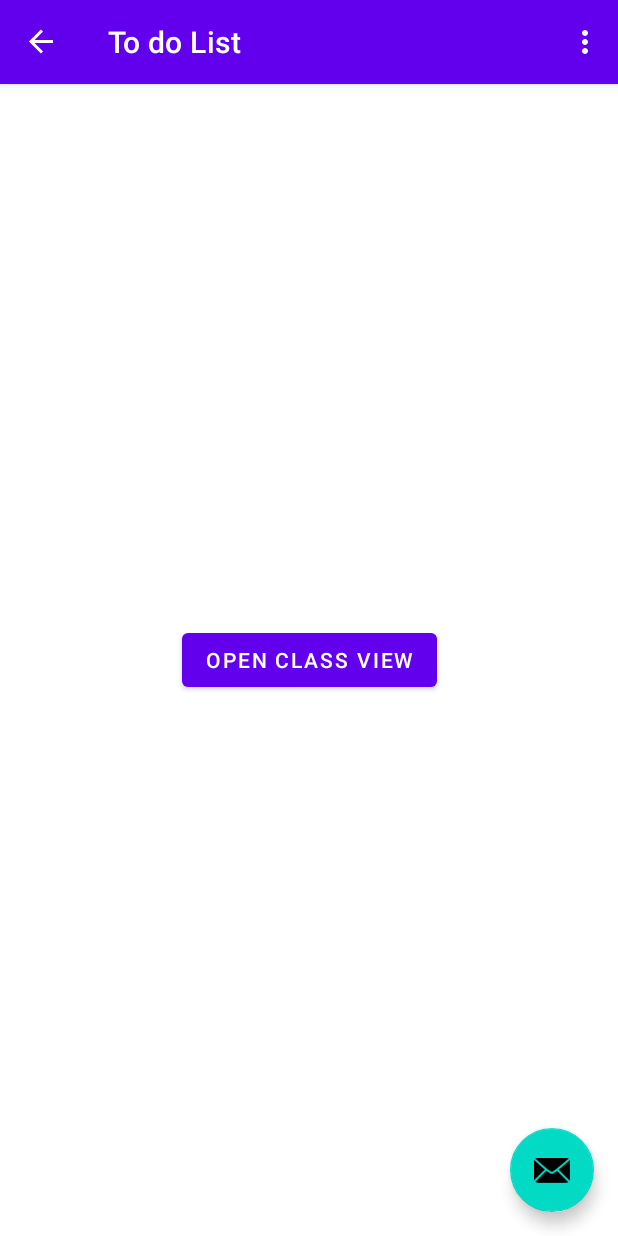
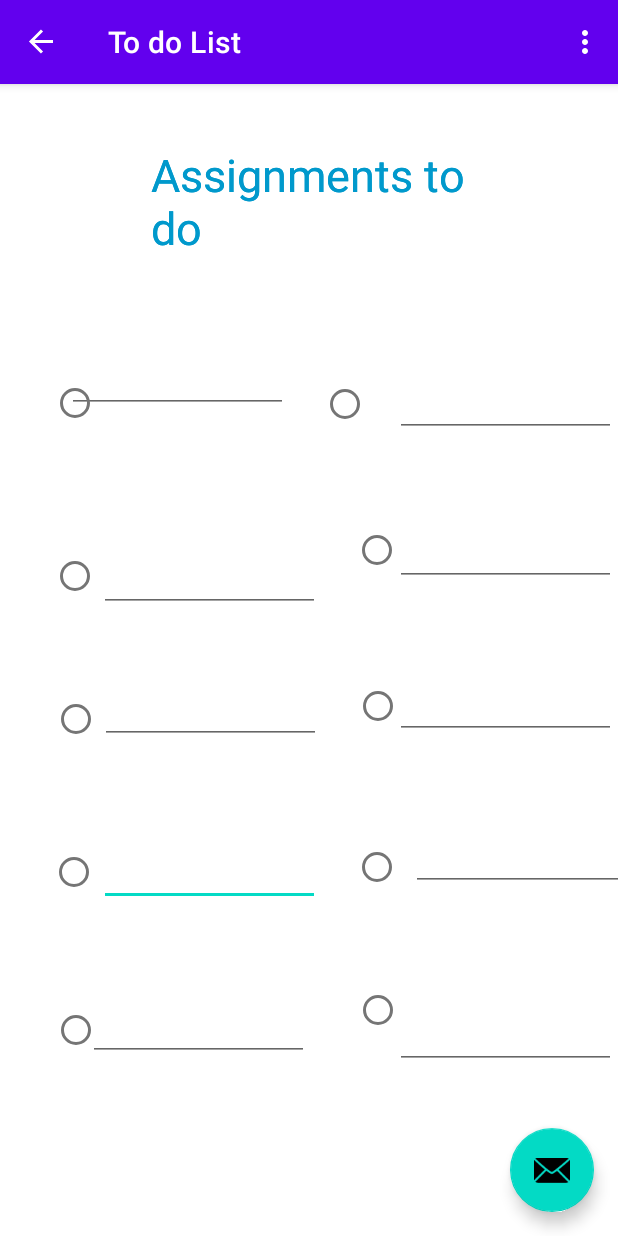
Before and after one commit to pageja25/College-Scheduler-App, an Android app: the screen it shows after launch (MainActivity), in the side drawer, after a tap on "Todo List", on a phone screen of 412 x 824 dp. Run offline under Robolectric (Android 15) with nearby library versions, the phone set to English and light mode, and no system bars; our stand-ins replace navigation-ui.

Commit message:
Finished ClassView portion

```diff
--- a/app/src/main/java/com/example/collegeschedulerapp/ui/toDo/ActivityToFragment.java
+++ b/app/src/main/java/com/example/collegeschedulerapp/ui/toDo/ActivityToFragment.java
@@ -19,12 +19,10 @@ public class ActivityToFragment extends Fragment {
 
     @Override
     public View onCreateView(@NonNull LayoutInflater inflater, ViewGroup container, Bundle savedInstanceState) {
-        binding = FragmentHomeBinding.inflate(inflater, container, false);
+        ToDoViewModel toDoViewModel = new ToDoViewModel(this);
+        View view = inflater.inflate(R.layout.activity_to, container, false);
+        return view;
 
-        ToDoViewModel toDoViewModel = new ViewModelProvider(this).get(ToDoViewModel.class);
-        toDoViewModel.getText().observe(getViewLifecycleOwner(), text -> binding.textHome.setText(text));
-
-        return binding.getRoot();
     }
 
     @Override
--- a/app/src/main/java/com/example/collegeschedulerapp/ui/toDo/ToDoViewModel.java
+++ b/app/src/main/java/com/example/collegeschedulerapp/ui/toDo/ToDoViewModel.java
@@ -6,7 +6,7 @@ import androidx.lifecycle.ViewModel;
 
 public class ToDoViewModel extends ViewModel {
     private final MutableLiveData<String> mText;
-    public ToDoViewModel() {
+    public ToDoViewModel(ActivityToFragment activityToFragment) {
         mText = new MutableLiveData<>();
         mText.setValue("Assignments to-do list");
     }
```
Also changed, not shown: app/src/main/res/layout/activity_to.xml (+1 -8 lines).
